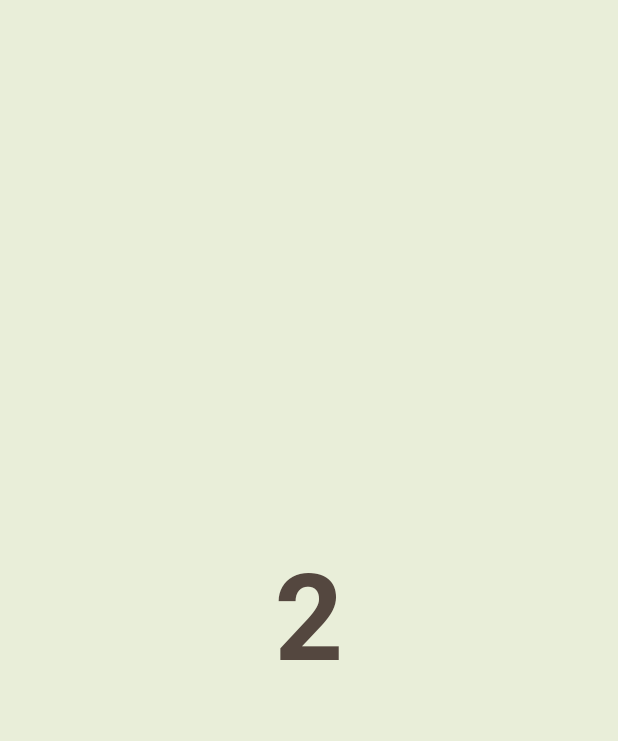
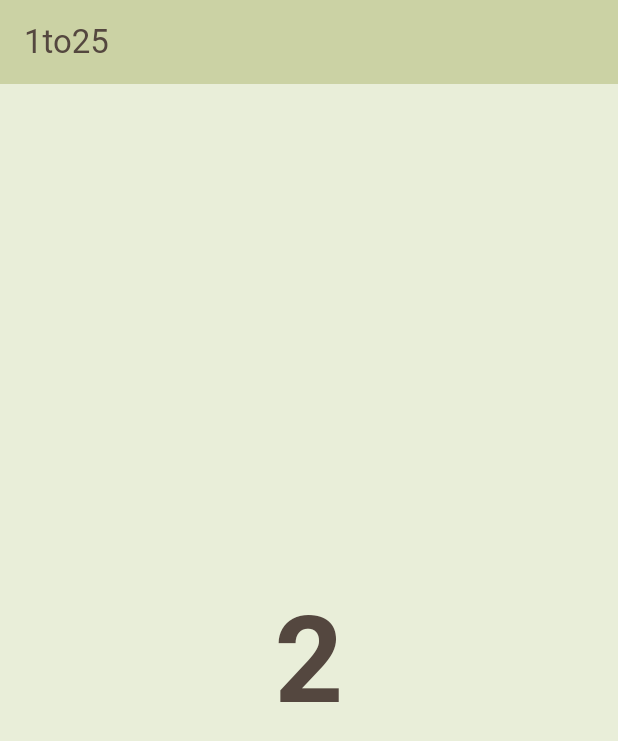
Before and after one commit to shan0325/flutter_random_number_game, a Flutter app: the NumberGame screen opened directly, after a tap on "START", on a phone screen of 412 x 824 dp. Shown: the top 741 px of the screen. Run offline on Flutter 3.47's test engine with Material 3 defaults, Android fonts, the light colour scheme and no system bars; our stand-ins replace auto_size_text, google_mobile_ads, just_audio, shared_preferences, vibration; accounts and stored records are empty; network calls fail.

Commit message:
광고추가

```diff
--- a/lib/main.dart
+++ b/lib/main.dart
@@ -2,6 +2,7 @@ import 'dart:async';
 import 'dart:math';
 
 import 'package:flutter/material.dart';
+import 'package:google_mobile_ads/google_mobile_ads.dart';
 import 'package:shared_preferences/shared_preferences.dart';
 import 'package:intl/intl.dart';
 import 'package:just_audio/just_audio.dart';
@@ -10,6 +11,8 @@ import 'package:flutter/services.dart';
 import 'package:auto_size_text/auto_size_text.dart';
 
 void main() {
+  WidgetsFlutterBinding.ensureInitialized();
+  MobileAds.instance.initialize();
   runApp(const MyApp());
 }
 
@@ -19,20 +22,8 @@ class MyApp extends StatelessWidget {
   // This widget is the root of your application.
   @override
   Widget build(BuildContext context) {
-    return MaterialApp(
-        home: Scaffold(
-          resizeToAvoidBottomInset: false,
-          appBar: AppBar(
-            backgroundColor: const Color(0xFFCBD2A4),
-            title: const Text(
-              '1to25',
-              style: TextStyle(
-                color: Color(0xFF54473F),
-              ),
-            ),
-          ),
-          body: const NumberGame(),
-        )
+    return const MaterialApp(
+      home: NumberGame(),
     );
   }
 }
@@ -248,7 +239,17 @@ class _NumberGameState extends State<NumberGame> {
 
   @override
   Widget build(BuildContext context) {
-    return Container(
+    return Scaffold(
+      appBar: AppBar(
+        backgroundColor: const Color(0xFFCBD2A4),
+        title: const Text(
+          '1to25',
+          style: TextStyle(
+            color: Color(0xFF54473F),
+          ),
+        ),
+      ),
+      body: Container(
         decoration: const BoxDecoration(
           color: Color(0xFFE9EED9),
           /*image: DecorationImage(
@@ -425,6 +426,8 @@ class _NumberGameState extends State<NumberGame> {
             ],
           ),
         ),
+      ),
+      bottomNavigationBar: AdMobComponent(),
     );
   }
 }
@@ -544,6 +547,53 @@ class _RecordPageState extends State<RecordPage> {
           ),
         ),
       ),
+      bottomNavigationBar: AdMobComponent(),
     );
   }
 }
+
+class AdMobComponent extends StatefulWidget {
+  @override
+  _AdMobComponentState createState() => _AdMobComponentState ();
+}
+
+class _AdMobComponentState extends State<AdMobComponent> {
+  BannerAd? _bannerAd;  // 배너 광고 객체 생성
+  bool _isBannerAdLoaded = false; // 광고 로딩 여부 확인 변수
+
+  @override
+  void initState() {
+    super.initState();
+    _loadBannerAd();  // 배너 광고 로드
+  }
+
+  void _loadBannerAd() {
+    _bannerAd = BannerAd(
+      adUnitId: 'ca-app-pub-4660704022375249/6821128098',
+      size: AdSize.fullBanner,
+      request: const AdRequest(),
+      listener: BannerAdListener(
+        onAdLoaded: (ad) {
+          setState(() {
+            _isBannerAdLoaded = true;
+          });
+        },
+        onAdFailedToLoad: (ad, error) {
+          ad.dispose();
+          print('Banner Ad Failed to Load: $error');
+        },
+      ),
+    )..load();
+  }
+
+  @override
+  Widget build(BuildContext context) {
+    return Container(
+      child: _isBannerAdLoaded ? SizedBox(
+        width: _bannerAd!.size.width.toDouble(),
+        height: _bannerAd!.size.height.toDouble(),
+        child: AdWidget(ad: _bannerAd!),
+      ) : const SizedBox(),
+    );
+  }
+}
--- a/pubspec.yaml
+++ b/pubspec.yaml
@@ -35,6 +35,7 @@ dependencies:
   just_audio: ^0.9.18
   vibration: ^1.9.0
   auto_size_text: ^3.0.0
+  google_mobile_ads: ^5.2.0
 
 
   # The following adds the Cupertino Icons font to your application.
```
Also changed, not shown: pubspec.lock, 2 other files. Lines whose indentation alone changed are shown as unchanged.
